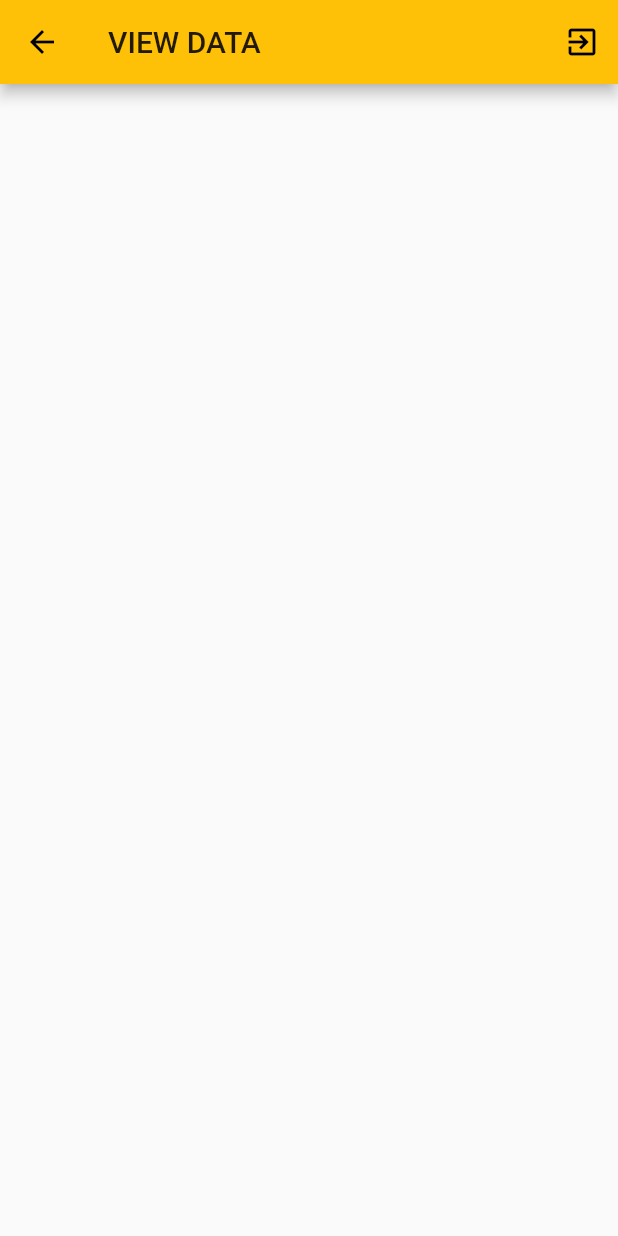
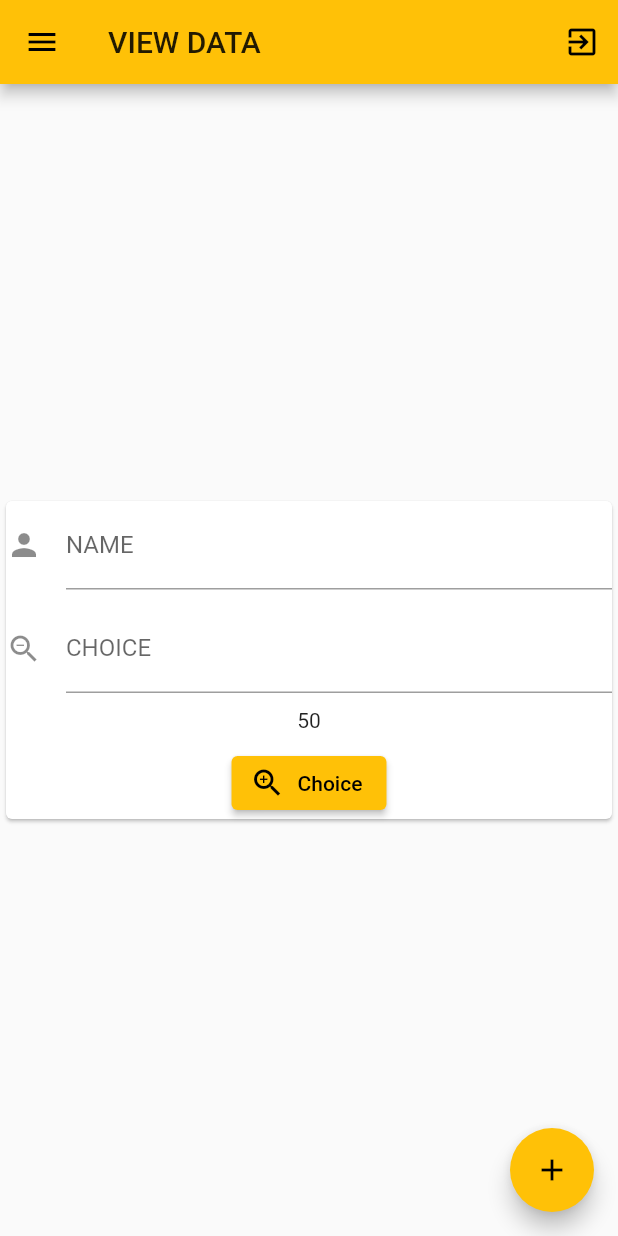
Before and after one commit to mudassir666/app_one_practice, a Flutter app: the View screen opened by its route, on a phone screen of 412 x 824 dp. Run offline on Flutter 3.47's test engine with Material 2 defaults, Android fonts, the phone set to English and light mode, and no system bars; our stand-ins replace shared_preferences; accounts and stored records are empty; network calls fail.

Commit message:
Part_2_Completed

```diff
--- a/lib/View.dart
+++ b/lib/View.dart
@@ -9,6 +9,54 @@
 }
 
 class _ViewState extends State<View> {
+
+  late String ration = "50";
+
+  String aMath(String a) {
+    // var grade = a;
+    switch (a) {
+      case "A":
+        {
+          print("Excellent");
+          return ration = "10";
+        }
+      //break;
+
+      case "B":
+        {
+          print("Good");
+          return ration = "20";
+        }
+      //break;
+
+      case "C":
+        {
+          print("Fair");
+          return ration = "30";
+        }
+      //break;
+
+      case "D":
+        {
+          print("Poor");
+          return ration = "40";
+        }
+      //break;
+
+      default:
+        {
+          print("Invalid choice");
+          return ration = "60";
+        }
+      //break;
+    }
+  }
+
+  TextEditingController _name = TextEditingController();
+  TextEditingController _choice = TextEditingController();
+  List<String> save = [];
+  late String word;
+
   @override
   Widget build(BuildContext context) {
     return Scaffold(
@@ -23,6 +71,86 @@
               icon: Icon(Icons.exit_to_app))
         ],
       ),
+      body: Center(
+        child: Container(
+          child: SingleChildScrollView(
+            child: Card(
+              child: Column(
+                children: [
+                  TextFormField(
+                    controller: _name,
+                    keyboardType: TextInputType.text,
+                    decoration: InputDecoration(
+                      hintText: "Enter Name",
+                      labelText: "NAME",
+                      icon: Icon(Icons.person),
+                    ),
+                  ),
+                  SizedBox(
+                    height: 10,
+                  ),
+                  TextFormField(
+                    controller: _choice,
+                    keyboardType: TextInputType.text,
+                    decoration: InputDecoration(
+                      hintText: "Choice a number",
+                      labelText: "CHOICE",
+                      icon: Icon(Icons.zoom_out),
+                    ),
+                  ),
+                  SizedBox(
+                    height: 10,
+                  ),
+                  Text(ration),
+                  SizedBox(
+                    height: 10,
+                  ),
+                  ElevatedButton.icon(
+                      onPressed: () {
+                        // var change = _choice.text.toString();
+                        aMath(_choice.text.toString());
+                        setState(() {
+
+                        });
+                      },
+                      icon: Icon(Icons.zoom_in_outlined),
+                      label: Text("Choice"))
+                ],
+              ),
+            ),
+          ),
+        ),
+      ),
+      floatingActionButton: FloatingActionButton(
+        onPressed: () {
+          word = _name.text;
+          save.add(word);
+          setState(() {});
+          print(save);
+        },
+        child: Icon(Icons.add),
+      ),
+      drawer: Drawer(
+        child: save.length != 0
+            ? ListView.builder(
+                // padding: EdgeInsets.zero,
+                // gridDelegate: SliverGridDelegateWithFixedCrossAxisCount(crossAxisCount: 2),
+                itemBuilder: (context, index) {
+                  return ListTile(
+                    title: Text(
+                      save[index],
+                      style:
+                          TextStyle(fontStyle: FontStyle.italic, fontSize: 18),
+                    ),
+                    tileColor: Colors.amber[100],
+                  );
+                },
+                itemCount: save.length,
+              )
+            : Center(
+                child: CircularProgressIndicator(),
+              ),
+      ),
     );
   }
 }
```
